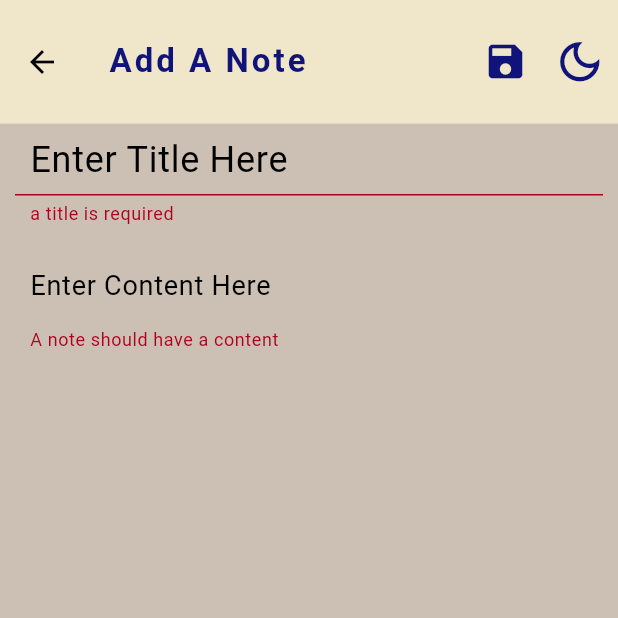
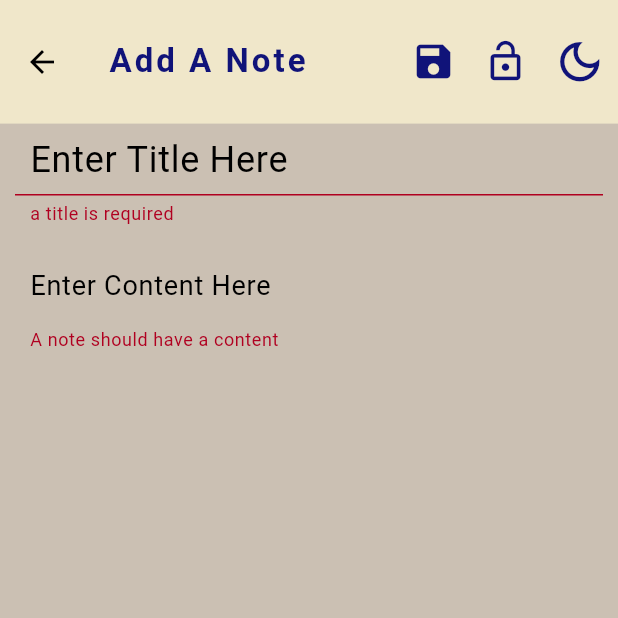
Before and after one commit to kaleabSolomon/jotdown, a Flutter app: the AddNotePage screen opened directly with empty values, after a tap on the "save" icon, on a phone screen of 412 x 824 dp, the top half of it. Run offline on Flutter 3.47's test engine with Material 3 defaults, Android fonts, the phone set to English and light mode, and no system bars; our stand-ins replace flutter_svg, hive, hive_flutter; accounts and stored records are empty.

Commit message:
add privacy setter when adding a note

```diff
--- a/lib/pages/add_note_page.dart
+++ b/lib/pages/add_note_page.dart
@@ -18,6 +18,7 @@ class AddNotePage extends StatefulWidget {
 class _AddNotePageState extends State<AddNotePage> {
   final TextEditingController _titleController = TextEditingController();
   final TextEditingController _contentController = TextEditingController();
+  bool isPrivate = false;
 
   void toggleTheme() {
     Provider.of<ThemeProvider>(context, listen: false).toggleTheme();
@@ -58,8 +59,11 @@ class _AddNotePageState extends State<AddNotePage> {
 
             // create a note object
 
-            Note note =
-                Note(title: title, content: content, createdAt: createdAt);
+            Note note = Note(
+                title: title,
+                content: content,
+                createdAt: createdAt,
+                isPrivate: isPrivate);
             // save notes to hive
             try {
               notesBox.add(note);
@@ -87,6 +91,13 @@ class _AddNotePageState extends State<AddNotePage> {
         icon: Icon(
             color: Theme.of(context).colorScheme.primary, size: 30, Icons.save),
       ),
+      IconButton(
+        onPressed: () {},
+        icon: Icon(
+            color: Theme.of(context).colorScheme.primary,
+            size: 30,
+            isPrivate ? Icons.lock : Icons.lock_open),
+      )
     ];
   }
 
```
Also changed, not shown: lib/model/note.g.dart.
